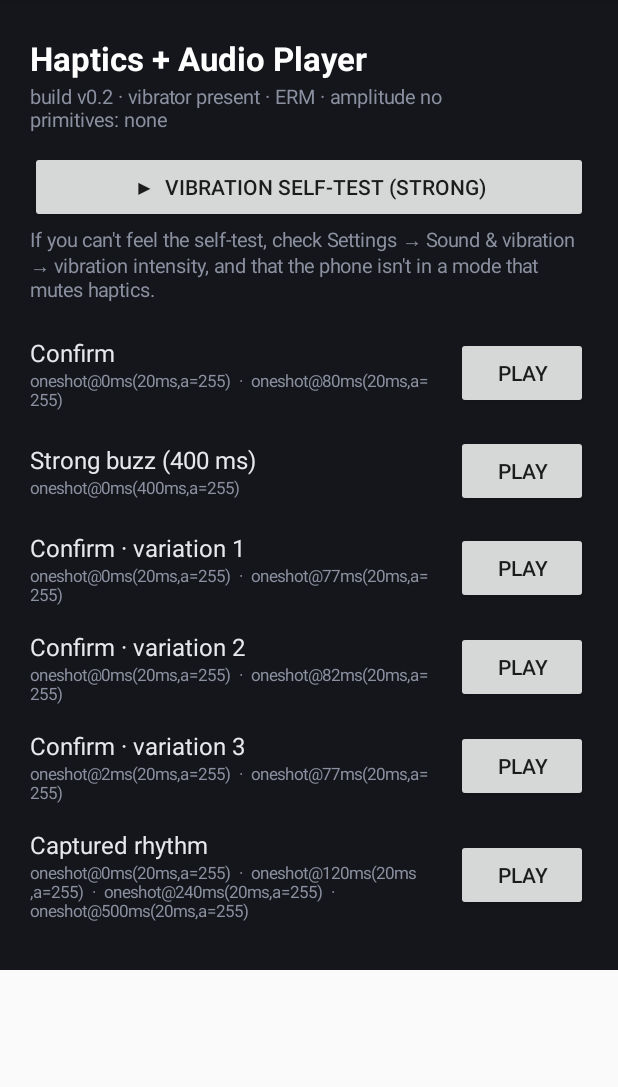
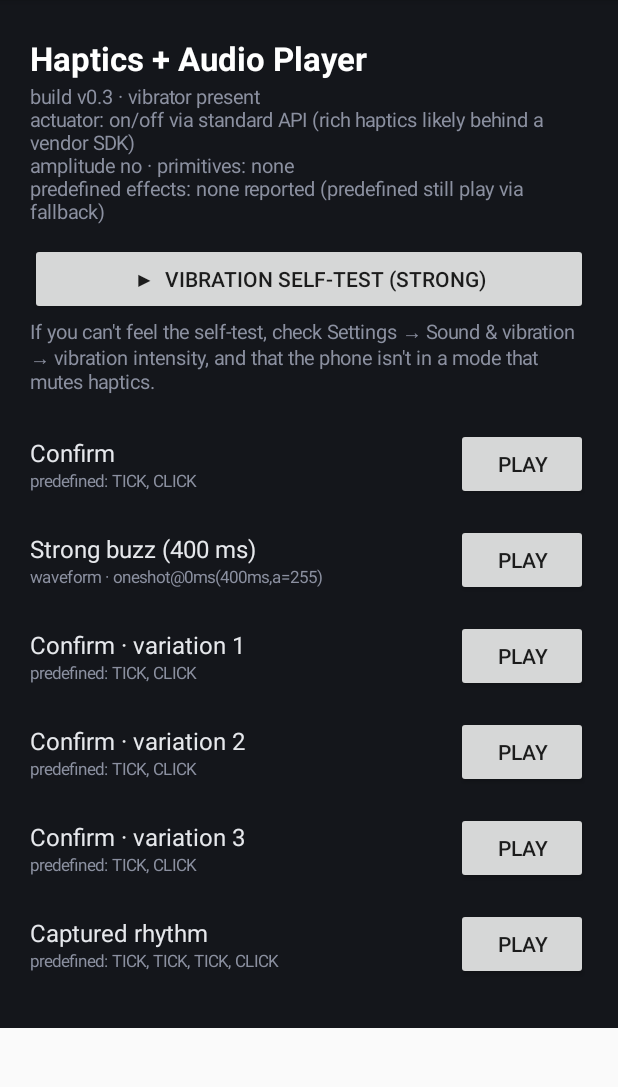
Before and after one commit to mbaliga/hnm_playground, an Android app: the screen it shows after launch (MainActivity), after a tap on "PLAY", on a phone screen of 412 x 824 dp, the part 84-1171 px from its top. Run offline under Robolectric (Android 15) with nearby library versions, the phone set to English and light mode, and no system bars; 1 statement that could not run was skipped.

Commit message:
Smarter haptic detection + rendering; stop mislabeling LRAs as ERM
Addresses feedback that a top-end gaming phone showed "ERM / no primitives" —
that's the standard Android API surface, not the real hardware (OEMs gate rich
"4D" haptics behind a vendor SDK).

Detection (honest + detailed):
- Add predefined-effect probing (areEffectsSupported) and show it on screen.
- actuatorLabel() no longer claims ERM when amplitude/primitives simply aren't
  exposed; it says "on/off via standard API (rich haptics likely behind a vendor
  SDK)" instead. Diagnostics now show vibrator, actuator label, amplitude,
  primitives, and predefined effects.

Render accordingly (best path for the hardware):
  1. composition primitives, else
  2. OEM-tuned predefined effects (EFFECT_TICK/CLICK/HEAVY_CLICK by sharpness),
     scheduled in time — far crisper than a raw on/off pulse, and available
     without amplitude control, else
  3. stitched min-pulse waveform (sustained/mixed content).
- Per-row text now reflects the path actually used (e.g. "predefined: TICK,
  HEAVY_CLICK") instead of the raw core schedule.
- Self-test second tap now uses EFFECT_HEAVY_CLICK. Bump to v0.3.0.

Co-Authored-By: Claude Opus 4.8 <noreply@anthropic.com>
Claude-Session: https://claude.ai/code/session_019ZNgBzBYsaE6y7AdtTr4YF

```diff
--- a/androidApp/build.gradle.kts
+++ b/androidApp/build.gradle.kts
@@ -11,8 +11,8 @@ android {
         applicationId = "dev.hnm.workbench.android"
         minSdk = 31 // VibratorManager + VibrationEffect.Composition primitives
         targetSdk = 34
-        versionCode = 2
-        versionName = "0.2.0"
+        versionCode = 3
+        versionName = "0.3.0"
     }
 
     buildTypes {
--- a/androidApp/src/main/kotlin/dev/hnm/workbench/android/AndroidHaptics.kt
+++ b/androidApp/src/main/kotlin/dev/hnm/workbench/android/AndroidHaptics.kt
@@ -3,11 +3,18 @@ package dev.hnm.workbench.android
 import android.content.Context
 import android.os.Build
 import android.os.Handler
+import android.os.SystemClock
 import android.os.VibrationAttributes
 import android.os.VibrationEffect
 import android.os.Vibrator
 import android.os.VibratorManager
+import dev.hnm.workbench.core.ir.Continuous
+import dev.hnm.workbench.core.ir.HapticAudioPattern
+import dev.hnm.workbench.core.ir.HapticEvent
+import dev.hnm.workbench.core.ir.HapticTrack
+import dev.hnm.workbench.core.ir.Primitive
 import dev.hnm.workbench.core.ir.PrimitiveType
+import dev.hnm.workbench.core.ir.Transient
 import dev.hnm.workbench.core.playback.ActuatorType
 import dev.hnm.workbench.core.playback.HapticCapabilities
 import dev.hnm.workbench.core.playback.HapticCommand
@@ -16,14 +23,27 @@ import dev.hnm.workbench.core.playback.PlayPrimitive
 import dev.hnm.workbench.core.playback.PlayWaveform
 
 /**
- * Bridges `core`'s device-agnostic [HapticCommand] schedule to the real Android `Vibrator`. The
- * mapping mirrors what `KotlinVibrationEffectExporter` emits, so what you feel here matches the
- * exported code. Probing reports the actuator's real capabilities so `core` can degrade gracefully.
+ * Bridges `core`'s device-agnostic schedule to the real Android `Vibrator`, choosing the best
+ * available rendering for the actual hardware:
+ *   1. composition primitives (richest — real LRA exposed through the standard API),
+ *   2. predefined effects (`EFFECT_CLICK`/`TICK`/… — OEM-tuned, work without amplitude control),
+ *   3. a stitched on/off waveform with a perceptible minimum pulse (last resort / sustained buzz).
+ *
+ * Detection is reported honestly: many phones (gaming phones especially) keep their rich "4D" haptics
+ * behind a vendor SDK and only expose a plain on/off motor to AOSP, so "no primitives" does NOT mean
+ * the hardware is a cheap ERM.
  */
 object AndroidHaptics {
 
-    /** ERM motors need ~tens of ms to spin up to a felt level; floor every short pulse to this. */
+    /** ERM-style motors need ~tens of ms to spin up to a felt level; floor every short pulse to this. */
     private const val MIN_PULSE_MS = 70L
+
+    private val PREDEFINED_EFFECTS = listOf(
+        "CLICK" to VibrationEffect.EFFECT_CLICK,
+        "TICK" to VibrationEffect.EFFECT_TICK,
+        "HEAVY_CLICK" to VibrationEffect.EFFECT_HEAVY_CLICK,
+        "DOUBLE_CLICK" to VibrationEffect.EFFECT_DOUBLE_CLICK,
+    )
 
     fun vibrator(context: Context): Vibrator {
         val manager = context.getSystemService(Context.VIBRATOR_MANAGER_SERVICE) as VibratorManager
@@ -38,9 +58,8 @@ object AndroidHaptics {
             .toSet()
         val actuator = when {
             !hasVibrator -> ActuatorType.NONE
-            supported.isNotEmpty() -> ActuatorType.LRA
-            hasAmplitude -> ActuatorType.LRA
-            else -> ActuatorType.ERM
+            supported.isNotEmpty() || hasAmplitude -> ActuatorType.LRA
+            else -> ActuatorType.ERM // best-effort; see actuatorLabel() for the honest caveat
         }
         return HapticCapabilities(
             hasVibrator = hasVibrator,
@@ -51,48 +70,65 @@ object AndroidHaptics {
         )
     }
 
+    /** Predefined effects the device explicitly reports as supported (UNKNOWN/NO are omitted). */
+    fun supportedEffects(vibrator: Vibrator): List<String> {
+        val support = vibrator.areEffectsSupported(*PREDEFINED_EFFECTS.map { it.second }.toIntArray())
+        return PREDEFINED_EFFECTS.filterIndexed { i, _ ->
+            support.getOrNull(i) == Vibrator.VIBRATION_EFFECT_SUPPORT_YES
+        }.map { it.first }
+    }
+
+    /** An honest label that doesn't over-claim ERM when the API simply isn't exposing the LRA. */
+    fun actuatorLabel(caps: HapticCapabilities): String = when {
+        !caps.hasVibrator -> "no vibrator"
+        caps.supportedPrimitives.isNotEmpty() -> "LRA — composition primitives"
+        caps.hasAmplitudeControl -> "LRA — amplitude control"
+        else -> "on/off via standard API (rich haptics likely behind a vendor SDK)"
+    }
+
     /**
-     * Fire a whole scheduled pattern as a single [VibrationEffect]. An all-primitive schedule composes
-     * atomically (best fidelity on an LRA). Anything else — one-shots/waveforms, the common case on
-     * ERM hardware with no amplitude control — is stitched into one on/off waveform with a perceptible
-     * minimum pulse width, so short transients actually move the motor instead of being too brief to
-     * feel. (Earlier this only fired the first command, and 20 ms pulses were imperceptible on an ERM.)
+     * Play a whole pattern, picking the best rendering for the hardware. [commands] is the `core`
+     * schedule; [pattern] is used when we can render individual events more faithfully (predefined
+     * effects) than the collapsed schedule allows.
      */
-    fun play(
+    fun playPattern(
         vibrator: Vibrator,
+        pattern: HapticAudioPattern,
         commands: List<HapticCommand>,
+        handler: Handler,
         onError: (String) -> Unit,
     ) {
         if (commands.isEmpty()) {
             onError("Nothing scheduled — device reports no vibrator?")
             return
         }
-        val effect = if (commands.all { it is PlayPrimitive }) {
-            composePrimitives(commands.filterIsInstance<PlayPrimitive>())
-        } else {
-            buildWaveform(commands)
-        }
-        if (effect == null) {
-            onError("Could not build a vibration for this pattern.")
+        // 1) Native composition primitives.
+        if (commands.all { it is PlayPrimitive }) {
+            composePrimitives(commands.filterIsInstance<PlayPrimitive>())?.let { vibrateSafely(vibrator, it, onError) }
             return
         }
-        vibrateSafely(vibrator, effect, onError)
+        // 2) Discrete taps with no primitive support -> OEM-tuned predefined effects, scheduled in time.
+        val events = pattern.tracks.filterIsInstance<HapticTrack>().filterNot { it.muted }.flatMap { it.events }
+        if (events.isNotEmpty() && events.all { it is Transient || it is Primitive }) {
+            val base = SystemClock.uptimeMillis()
+            events.sortedBy { it.time }.forEach { event ->
+                val effect = predefinedFor(event)
+                handler.postAtTime({ vibrateSafely(vibrator, effect, onError) }, base + (event.time * 1000).toLong())
+            }
+            return
+        }
+        // 3) Sustained / mixed content -> stitched waveform.
+        buildWaveform(commands)?.let { vibrateSafely(vibrator, it, onError) }
+            ?: onError("Could not build a vibration for this pattern.")
     }
 
     /**
-     * A deliberately unmistakable buzz to confirm the actuator works at all, independent of any
-     * pattern: a 600 ms full-amplitude one-shot, then a single CLICK primitive. If you can't feel
-     * THIS, the issue is the device/OS (haptics setting, ring mode), not the pattern.
+     * An unmistakable buzz to confirm the actuator works at all, independent of any pattern.
      */
     fun selfTest(vibrator: Vibrator, handler: Handler, onError: (String) -> Unit) {
         vibrateSafely(vibrator, VibrationEffect.createOneShot(600, VibrationEffect.DEFAULT_AMPLITUDE), onError)
         handler.postDelayed({
-            val click = runCatching {
-                VibrationEffect.startComposition()
-                    .addPrimitive(VibrationEffect.Composition.PRIMITIVE_CLICK, 1f, 0)
-                    .compose()
-            }.getOrNull()
-            if (click != null) vibrateSafely(vibrator, click, onError)
+            vibrateSafely(vibrator, VibrationEffect.createPredefined(VibrationEffect.EFFECT_HEAVY_CLICK), onError)
         }, 900)
     }
 
@@ -108,6 +144,45 @@ object AndroidHaptics {
                 else -> c.toString()
             }
         }
+    }
+
+    /** Describe the rendering this pattern will actually use on this device (shown under each row). */
+    fun renderingSummary(pattern: HapticAudioPattern, commands: List<HapticCommand>): String {
+        if (commands.isEmpty()) return "nothing (no vibrator)"
+        if (commands.all { it is PlayPrimitive }) {
+            return "primitives: " + commands.filterIsInstance<PlayPrimitive>().joinToString(", ") { it.type.name }
+        }
+        val events = pattern.tracks.filterIsInstance<HapticTrack>().filterNot { it.muted }.flatMap { it.events }
+        if (events.isNotEmpty() && events.all { it is Transient || it is Primitive }) {
+            return "predefined: " + events.sortedBy { it.time }.joinToString(", ") { effectNameFor(it) }
+        }
+        return "waveform · ${describe(commands)}"
+    }
+
+    private fun effectNameFor(event: HapticEvent): String = when (event) {
+        is Transient -> when {
+            event.sharpness >= 0.66 -> "TICK"
+            event.sharpness >= 0.33 -> "CLICK"
+            else -> "HEAVY_CLICK"
+        }
+        is Primitive -> "CLICK"
+        is Continuous -> "BUZZ"
+    }
+
+    /** Map an event to an OEM-tuned predefined effect (used when composition primitives are absent). */
+    private fun predefinedFor(event: HapticEvent): VibrationEffect = when (event) {
+        is Transient -> VibrationEffect.createPredefined(
+            when {
+                event.sharpness >= 0.66 -> VibrationEffect.EFFECT_TICK
+                event.sharpness >= 0.33 -> VibrationEffect.EFFECT_CLICK
+                else -> VibrationEffect.EFFECT_HEAVY_CLICK
+            },
+        )
+        is Primitive -> VibrationEffect.createPredefined(VibrationEffect.EFFECT_CLICK)
+        is Continuous -> VibrationEffect.createOneShot(
+            (event.duration * 1000).toLong().coerceAtLeast(MIN_PULSE_MS),
+            VibrationEffect.DEFAULT_AMPLITUDE,
+        )
     }
 
     /**
--- a/androidApp/src/main/kotlin/dev/hnm/workbench/android/MainActivity.kt
+++ b/androidApp/src/main/kotlin/dev/hnm/workbench/android/MainActivity.kt
@@ -92,7 +92,7 @@ class MainActivity : Activity() {
         // Render both paths first, then trigger together so they stay coincident.
         val commands = renderer.scheduleHaptics(pattern, capabilities)
         val stream = renderer.renderAudio(pattern, SAMPLE_RATE)
-        AndroidHaptics.play(vibrator, commands) { toast(it) }
+        AndroidHaptics.playPattern(vibrator, pattern, commands, handler) { toast(it) }
         runCatching { audio.play(stream) }.onFailure { toast("audio failed: ${it.message}") }
     }
 
@@ -124,8 +124,12 @@ class MainActivity : Activity() {
     private fun diagnostics(): String {
         val c = capabilities
         val prims = if (c.supportedPrimitives.isEmpty()) "none" else c.supportedPrimitives.joinToString(",")
-        return "build v0.2 · vibrator ${if (c.hasVibrator) "present" else "ABSENT"} · ${c.actuatorType} · " +
-            "amplitude ${if (c.hasAmplitudeControl) "yes" else "no"}\nprimitives: $prims"
+        val effects = AndroidHaptics.supportedEffects(vibrator)
+        val eff = if (effects.isEmpty()) "none reported (predefined still play via fallback)" else effects.joinToString(",")
+        return "build v0.3 · vibrator ${if (c.hasVibrator) "present" else "ABSENT"}\n" +
+            "actuator: ${AndroidHaptics.actuatorLabel(c)}\n" +
+            "amplitude ${if (c.hasAmplitudeControl) "yes" else "no"} · primitives: $prims\n" +
+            "predefined effects: $eff"
     }
 
     private fun toast(message: String) {
@@ -135,7 +139,7 @@ class MainActivity : Activity() {
     // --- tiny view helpers (no XML / appcompat to keep the build minimal) ---
 
     private fun patternRow(name: String, pattern: HapticAudioPattern): LinearLayout {
-        val schedule = AndroidHaptics.describe(renderer.scheduleHaptics(pattern, capabilities))
+        val schedule = AndroidHaptics.renderingSummary(pattern, renderer.scheduleHaptics(pattern, capabilities))
         return LinearLayout(this).apply {
             orientation = LinearLayout.HORIZONTAL
             gravity = Gravity.CENTER_VERTICAL
```
